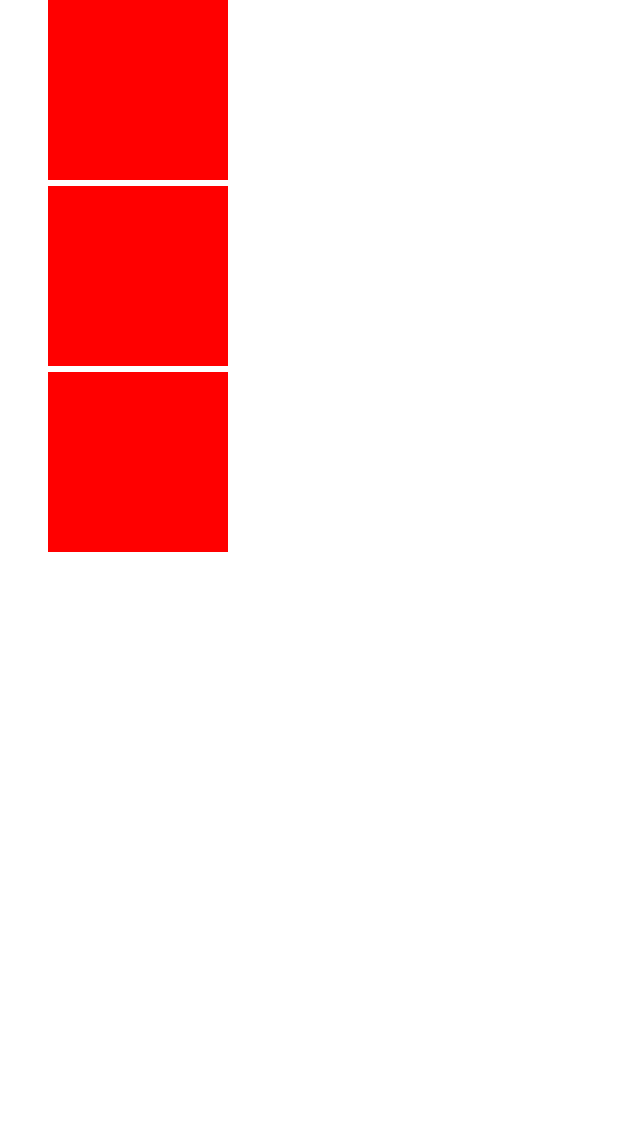
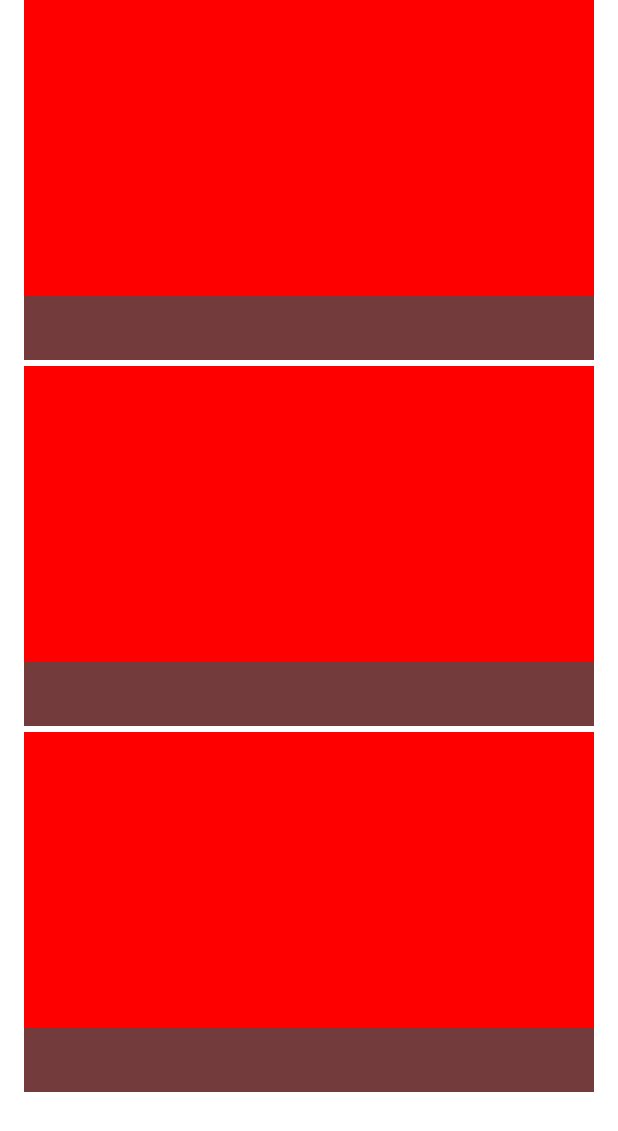
Before and after one commit to santi-rivera/marvel-test-app, an Android app: the layout fragment_item_list.xml on its own in the app's theme, with its tools: preview values and no code run, on a phone screen of 412 x 824 dp. Shown: the top 1131 px of the screen. Run offline under Robolectric (Android 15) with nearby library versions, the phone set to English and light mode, and no system bars; network calls fail.

Commit message:
revamped ui

```diff
--- a/app/src/main/java/es/santirivera/pruebamarvel/di/DatasourceModule.kt
+++ b/app/src/main/java/es/santirivera/pruebamarvel/di/DatasourceModule.kt
@@ -15,6 +15,7 @@ class DatasourceModule {
 
     @Provides
     @Singleton
-    fun providesMarvelDataSource(marvelApi: MarvelApi): MarvelDataSource = MarvelDataSourceImpl(marvelApi)
+    fun providesMarvelDataSource(marvelApi: MarvelApi): MarvelDataSource =
+        MarvelDataSourceImpl(marvelApi)
 
 }
--- a/app/src/main/java/es/santirivera/pruebamarvel/di/RepositoryModule.kt
+++ b/app/src/main/java/es/santirivera/pruebamarvel/di/RepositoryModule.kt
@@ -15,6 +15,7 @@ class RepositoryModule {
 
     @Provides
     @Singleton
-    fun providesCharacterRepository(dataSource:MarvelDataSource) : CharacterRepository = CharacterRepositoryImpl(dataSource)
+    fun providesCharacterRepository(dataSource: MarvelDataSource): CharacterRepository =
+        CharacterRepositoryImpl(dataSource)
 
 }
--- a/app/src/main/java/es/santirivera/pruebamarvel/di/UseCaseModule.kt
+++ b/app/src/main/java/es/santirivera/pruebamarvel/di/UseCaseModule.kt
@@ -13,9 +13,11 @@ import es.santirivera.domain.usecase.list.GetCharacterListUseCase
 class UseCaseModule {
 
     @Provides
-    fun providesGetCharacterByIdUseCase(characterRepository: CharacterRepository): GetCharacterDetailByIdUseCase = GetCharacterDetailByIdUseCase(characterRepository)
+    fun providesGetCharacterByIdUseCase(characterRepository: CharacterRepository): GetCharacterDetailByIdUseCase =
+        GetCharacterDetailByIdUseCase(characterRepository)
 
     @Provides
-    fun providesGetCharacterListUseCase(characterRepository : CharacterRepository) : GetCharacterListUseCase = GetCharacterListUseCase(characterRepository)
+    fun providesGetCharacterListUseCase(characterRepository: CharacterRepository): GetCharacterListUseCase =
+        GetCharacterListUseCase(characterRepository)
 
 }
--- a/app/src/main/java/es/santirivera/pruebamarvel/list/MarvelCharacterViewHolder.kt
+++ b/app/src/main/java/es/santirivera/pruebamarvel/list/MarvelCharacterViewHolder.kt
@@ -7,10 +7,10 @@ import es.santirivera.domain.model.MarvelCharacter
 import es.santirivera.pruebamarvel.databinding.ItemListContentBinding
 
 class MarvelCharacterViewHolder(private val binding: ItemListContentBinding) :
-        RecyclerView.ViewHolder(binding.root) {
+    RecyclerView.ViewHolder(binding.root) {
 
-    interface OnCharacterClickedCallback{
-        fun onCharacterClicked(item:MarvelCharacter)
+    interface OnCharacterClickedCallback {
+        fun onCharacterClicked(item: MarvelCharacter)
     }
 
 
--- a/app/src/main/java/es/santirivera/pruebamarvel/util/EndlessRecyclerViewScrollListener.kt
+++ b/app/src/main/java/es/santirivera/pruebamarvel/util/EndlessRecyclerViewScrollListener.kt
@@ -14,10 +14,11 @@ abstract class EndlessRecyclerViewScrollListener(layoutManager: LinearLayoutMana
     private val startingPageIndex = 0
     var mLayoutManager: RecyclerView.LayoutManager = layoutManager
 
-     override fun onScrolled(recyclerView: RecyclerView, dx: Int, dy: Int) {
+    override fun onScrolled(recyclerView: RecyclerView, dx: Int, dy: Int) {
         var lastVisibleItemPosition = 0
         val totalItemCount: Int = mLayoutManager.itemCount
-        lastVisibleItemPosition = (mLayoutManager as LinearLayoutManager).findLastVisibleItemPosition()
+        lastVisibleItemPosition =
+            (mLayoutManager as LinearLayoutManager).findLastVisibleItemPosition()
 
         if (totalItemCount < previousTotalItemCount) {
             currentPage = startingPageIndex
--- a/app/src/main/res/layout/fragment_item_list.xml
+++ b/app/src/main/res/layout/fragment_item_list.xml
@@ -4,9 +4,7 @@
     xmlns:tools="http://schemas.android.com/tools"
     android:id="@+id/item_list_container"
     android:layout_width="match_parent"
-    android:layout_height="match_parent"
-    android:layout_marginStart="@dimen/container_horizontal_margin"
-    android:layout_marginEnd="@dimen/container_horizontal_margin">
+    android:layout_height="match_parent">
 
     <androidx.recyclerview.widget.RecyclerView
         android:id="@+id/item_list"
--- a/app/src/main/res/layout/item_list_content.xml
+++ b/app/src/main/res/layout/item_list_content.xml
@@ -3,27 +3,29 @@
     xmlns:app="http://schemas.android.com/apk/res-auto"
     android:layout_width="match_parent"
     android:layout_height="wrap_content"
+    xmlns:tools="http://schemas.android.com/tools"
     android:layout_marginBottom="4dp">
 
     <ImageView
         android:id="@+id/imageViewCharacter"
         app:layout_constraintStart_toStartOf="parent"
         app:layout_constraintTop_toTopOf="parent"
+        app:layout_constraintEnd_toEndOf="parent"
         android:scaleType="centerCrop"
         android:background="#FF0000"
-        android:layout_height="120dp"
-        android:layout_width="120dp"/>
+        android:layout_height="240dp"
+        android:layout_width="0dp" />
 
     <TextView
         android:id="@+id/textViewCharacterName"
         app:layout_constraintBottom_toBottomOf="@id/imageViewCharacter"
         app:layout_constraintEnd_toEndOf="parent"
+        app:layout_constraintStart_toStartOf="parent"
         android:layout_height="wrap_content"
-        android:textSize="24sp"
-        android:layout_marginStart="8dp"
-        android:layout_marginEnd="8dp"
+        android:background="@color/marvel_grey_transparent"
+        android:textColor="@color/marvel_orange"
+        android:textSize="32sp"
         android:layout_width="0dp"
-        app:layout_constraintStart_toEndOf="@id/imageViewCharacter"
-        app:layout_constraintTop_toTopOf="@id/imageViewCharacter" />
+        app:layout_constraintStart_toEndOf="@id/imageViewCharacter" />
 
 </androidx.constraintlayout.widget.ConstraintLayout>
--- a/app/src/main/res/navigation/primary_details_sub_nav_graph.xml
+++ b/app/src/main/res/navigation/primary_details_sub_nav_graph.xml
@@ -7,7 +7,6 @@
     <fragment
         android:id="@+id/fragment_item_detail"
         android:name="es.santirivera.pruebamarvel.detail.ItemDetailFragment"
-        android:label="@string/title_item_detail"
         tools:layout="@layout/fragment_item_detail">
         <argument
             android:name="character"
--- a/app/src/main/res/values/colors.xml
+++ b/app/src/main/res/values/colors.xml
@@ -1,5 +1,10 @@
 <?xml version="1.0" encoding="utf-8"?>
 <resources>
+    <color name="marvel_red">#e23636</color>
+    <color name="marvel_grey">#504a4a</color>
+    <color name="marvel_blue">#518cca</color>
+    <color name="marvel_orange">#f78f3f</color>
+    <color name="marvel_grey_transparent">#cc504a4a</color>
     <color name="purple_200">#FFBB86FC</color>
     <color name="purple_500">#FF6200EE</color>
     <color name="purple_700">#FF3700B3</color>
--- a/app/src/main/res/values/strings.xml
+++ b/app/src/main/res/values/strings.xml
@@ -1,4 +1,4 @@
 <resources>
     <string name="app_name">Prueba Marvel</string>
-    <string name="title_item_detail">Item Detail</string>
+    <string name="unknown_host">Unknown host. Your are probably not connected to the internet.</string>
 </resources>
--- a/app/src/main/res/values/themes.xml
+++ b/app/src/main/res/values/themes.xml
@@ -2,15 +2,15 @@
     <!-- Base application theme. -->
     <style name="Theme.PruebaMarvel" parent="Theme.MaterialComponents.DayNight.DarkActionBar">
         <!-- Primary brand color. -->
-        <item name="colorPrimary">@color/purple_500</item>
-        <item name="colorPrimaryVariant">@color/purple_700</item>
-        <item name="colorOnPrimary">@color/white</item>
+        <item name="colorPrimary">@color/marvel_red</item>
+        <item name="colorPrimaryVariant">@color/marvel_orange</item>
+        <item name="colorOnPrimary">@color/black</item>
         <!-- Secondary brand color. -->
-        <item name="colorSecondary">@color/teal_200</item>
-        <item name="colorSecondaryVariant">@color/teal_700</item>
+        <item name="colorSecondary">@color/marvel_blue</item>
+        <item name="colorSecondaryVariant">@color/marvel_grey</item>
         <item name="colorOnSecondary">@color/black</item>
         <!-- Status bar color. -->
-        <item name="android:statusBarColor" tools:targetApi="l">?attr/colorPrimaryVariant</item>
+        <item name="android:statusBarColor" tools:targetApi="l">?attr/colorPrimary</item>
         <!-- Customize your theme here. -->
     </style>
 
```
Also changed, not shown: app/src/main/java/es/santirivera/pruebamarvel/di/NetworkModule.kt (+10 -8 lines), app/src/main/java/es/santirivera/pruebamarvel/list/CharacterListFragment.kt (+13 -0 lines), app/src/main/java/es/santirivera/pruebamarvel/list/CharacterListViewModel.kt (+11 -5 lines), app/src/main/java/es/santirivera/pruebamarvel/list/MarvelCharacterAdapter.kt (+8 -3 lines), app/src/main/res/layout/fragment_item_detail.xml (+11 -11 lines), data/build.gradle (+2 -8 lines), domain/src/main/java/es/santirivera/domain/model/MarvelCharacter.kt (+13 -5 lines), 2 other files.
